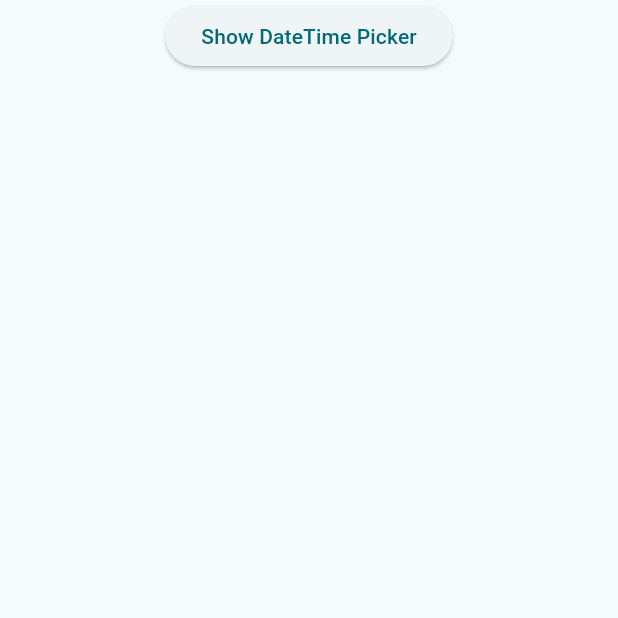
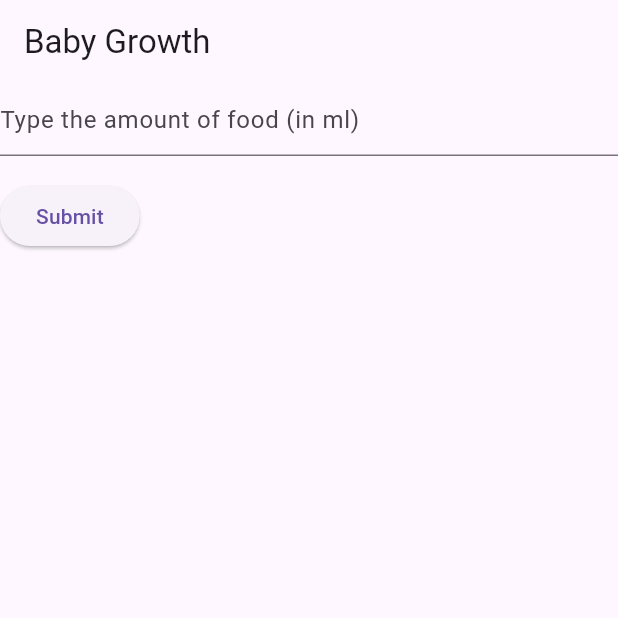
Before and after one commit to mtraina/flutter_baby_growth, a Flutter app: the screen it shows after launch, on a phone screen of 412 x 824 dp, the top half of it. Run offline on Flutter 3.47's test engine with Material 3 defaults, Android fonts, the light colour scheme and no system bars; missing offline and left inert: omni_datetime_picker.

Commit message:
input numbner plus validation

```diff
--- a/lib/main.dart
+++ b/lib/main.dart
@@ -1,26 +1,80 @@
 import 'package:flutter/material.dart';
+import 'package:flutter/services.dart';
 import 'package:omni_datetime_picker/omni_datetime_picker.dart';
 
-void main() {
-  //add this
-  runApp(const MyApp());
-}
+void main() => runApp(const MyApp());
 
 class MyApp extends StatelessWidget {
   const MyApp({super.key});
 
   @override
   Widget build(BuildContext context) {
+    const appTitle = 'Baby Growth';
+
     return MaterialApp(
-      debugShowCheckedModeBanner: false,
-      title: 'Omni DateTime Picker',
-      theme: ThemeData(
-        colorScheme: ColorScheme.fromSeed(
-          seedColor: Colors.cyan,
-          brightness: Brightness.light,
+      title: appTitle,
+      home: Scaffold(
+        appBar: AppBar(
+          title: const Text(appTitle),
         ),
+        body: const BabyGrowthForm(),
       ),
-      home: const OmniExample(),
+    );
+  }
+}
+
+// Create a Form widget.
+class BabyGrowthForm extends StatefulWidget {
+  const BabyGrowthForm({super.key});
+
+  @override
+  BabyGrowthFormState createState() {
+    return BabyGrowthFormState();
+  }
+}
+
+class BabyGrowthFormState extends State<BabyGrowthForm> {
+  final _formKey = GlobalKey<FormState>();
+
+  @override
+  Widget build(BuildContext context) {
+    // Build a Form widget using the _formKey created above.
+    return Form(
+      key: _formKey,
+      child: Column(
+        crossAxisAlignment: CrossAxisAlignment.start,
+        children: [
+          TextFormField(
+            // The validator receives the text that the user has entered.
+            validator: (value) {
+              if (value == null || value.isEmpty) {
+                return 'Please enter a value';
+              }
+              return null;
+            },
+            inputFormatters: [FilteringTextInputFormatter.digitsOnly],
+            keyboardType: TextInputType.number,
+            decoration: const InputDecoration(
+                hintText: 'Type the amount of food (in ml)'),
+          ),
+          Padding(
+            padding: const EdgeInsets.symmetric(vertical: 16),
+            child: ElevatedButton(
+              onPressed: () {
+                // Validate returns true if the form is valid, or false otherwise.
+                if (_formKey.currentState!.validate()) {
+                  // If the form is valid, display a snackbar. In the real world,
+                  // you'd often call a server or save the information in a database.
+                  ScaffoldMessenger.of(context).showSnackBar(
+                    const SnackBar(content: Text('Processing Data')),
+                  );
+                }
+              },
+              child: const Text('Submit'),
+            ),
+          ),
+        ],
+      ),
     );
   }
 }
```
